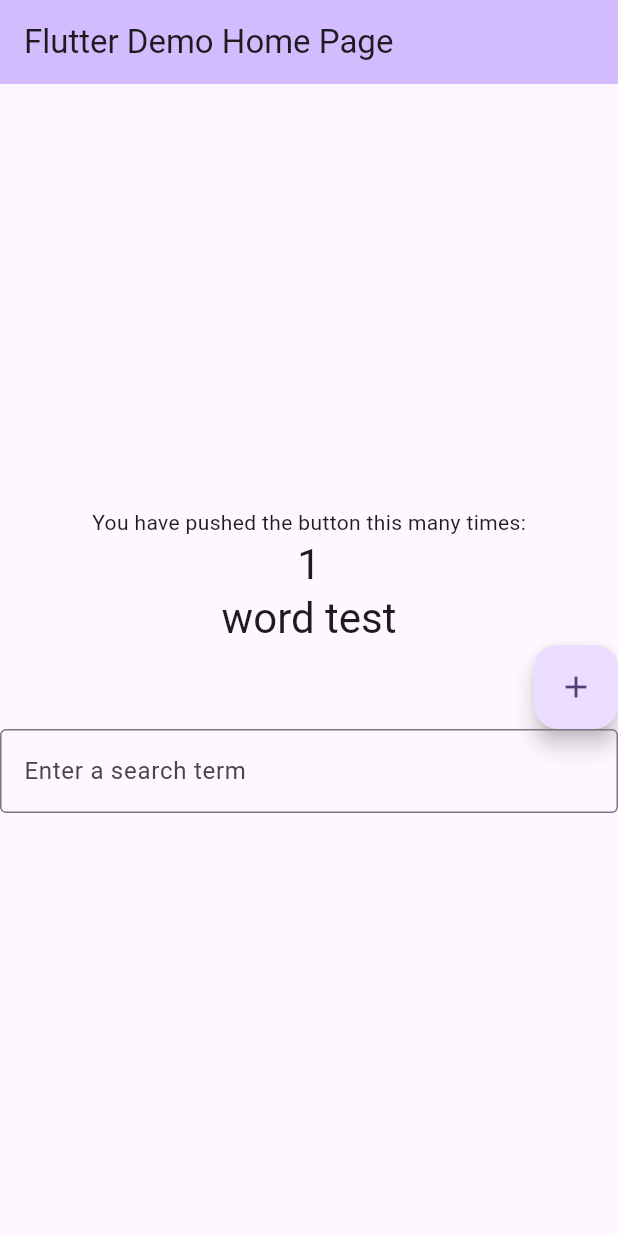
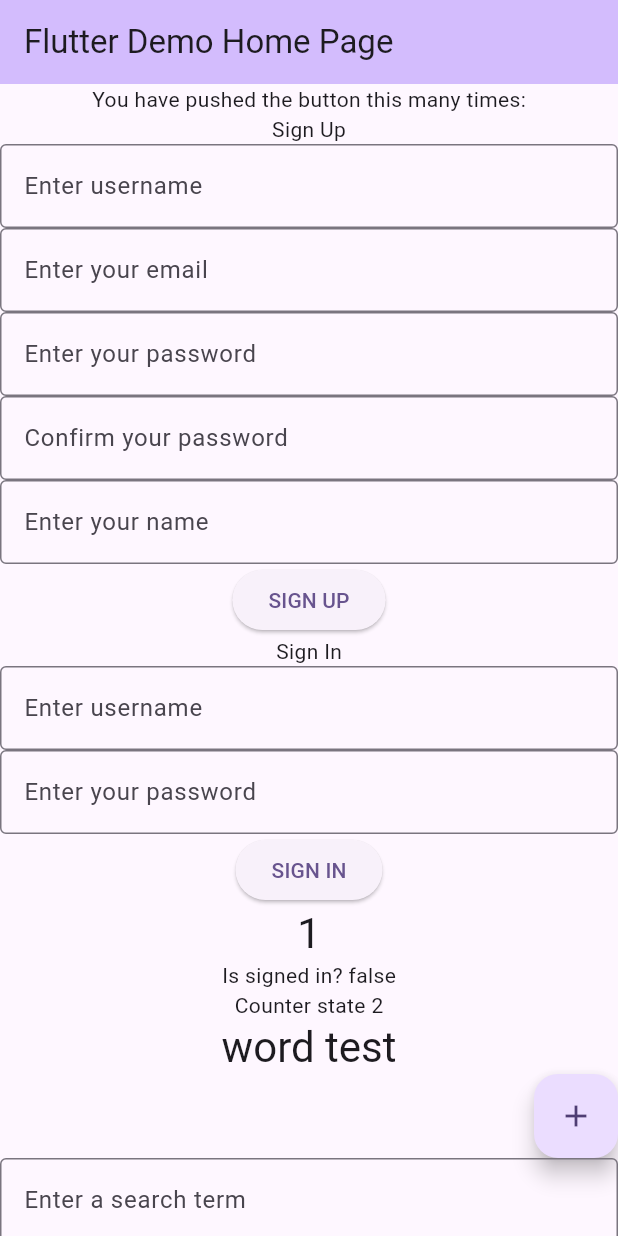
Before and after one commit to bhwong11/flutter-test, a Flutter app: the screen it shows after launch, after a tap on the "add" icon, on a phone screen of 412 x 824 dp. Run offline on Flutter 3.47's test engine with Material 3 defaults, Android fonts, the phone set to English and light mode, and no system bars; our stand-ins replace pocketbase; network calls fail.

Commit message:
got state counter working

```diff
--- a/lib/components/signin.dart
+++ b/lib/components/signin.dart
@@ -12,28 +12,12 @@ class SignIn extends StatefulWidget {
 
 class _SignInState extends State<SignIn> {
   String _username = '';
-  String _email = '';
   String _password = '';
-  String _confirmPassword = '';
-  String _name = '';
-
-  Future<void> _signUp() async {
-    final body = <String, dynamic>{
-      "username": _username,
-      "email": _email,
-      "password": _password,
-      "passwordConfirm": _confirmPassword,
-      "name": _name
-    };
-
-    final record = await pb.collection('users').create(body: body);
-    print(record);
-  }
 
   Future<void> _signIn() async {
     final authData = await pb
         .collection('users')
-        .authWithPassword('bob@example.com', '12345678');
+        .authWithPassword(_username, _password);
     print(authData);
   }
 
@@ -43,75 +27,66 @@ class _SignInState extends State<SignIn> {
     });
   }
 
+  void _setPassword(newText) {
+    setState(() {
+      _password = newText;
+    });
+  }
+
   @override
   Widget build(BuildContext context) {
     return Center(
       child: Center(
         // Center is a layout widget. It takes a single child and positions it
         // in the middle of the parent.
-        child: Column(
-          // Column is also a layout widget. It takes a list of children and
-          // arranges them vertically. By default, it sizes itself to fit its
-          // children horizontally, and tries to be as tall as its parent.
-          //
-          // Column has various properties to control how it sizes itself and
-          // how it positions its children. Here we use mainAxisAlignment to
-          // center the children vertically; the main axis here is the vertical
-          // axis because Columns are vertical (the cross axis would be
-          // horizontal).
-          //
-          // TRY THIS: Invoke "debug painting" (choose the "Toggle Debug Paint"
-          // action in the IDE, or press "p" in the console), to see the
-          // wireframe for each widget.
-          mainAxisAlignment: MainAxisAlignment.center,
-          crossAxisAlignment: CrossAxisAlignment.center,
-          children: <Widget>[
-            Column(
+        child: Container(
+          child: Column(
               mainAxisAlignment: MainAxisAlignment.end,
-              crossAxisAlignment: CrossAxisAlignment.end,
+              crossAxisAlignment: CrossAxisAlignment.center,
               children: <Widget>[
+                Text('Sign In'),
                 Padding(
                     padding: const EdgeInsets.all(0.0),
                     child: TextField(
                     decoration: const InputDecoration(
                       border: OutlineInputBorder(),
-                      hintText: 'Enter a search term',
+                      hintText: 'Enter username',
                     ),
                     onChanged: (text) {
-                      print('First text field: $text (${text.characters.length})');
-                      _addAToWord(text);
+                      _setUsername(text);
+                      print('First username field: $text');
                     },
+                  )
+                ),
+                Padding(
+                    padding: const EdgeInsets.all(0.0),
+                    child: TextField(
+                    decoration: const InputDecoration(
+                      border: OutlineInputBorder(),
+                      hintText: 'Enter your password',
+                    ),
+                    onChanged: (text) {
+                      _setPassword(text);
+                      print('First password field: $text');
+                    },
+                  )
+                ),
+                Padding(
+                    padding: const EdgeInsets.all(0.0),
+                    child: ElevatedButton(
+                    child: Text(
+                      "Sign In".toUpperCase(),
+                      style: TextStyle(fontSize: 14)
+                    ),
+                    onPressed: () => {
+                      _signIn()
+                    }
                   )
                 ),
               ]
             )
-          ],
         ),
       ),
-      // floatingActionButton: Column(
-      //   mainAxisAlignment: MainAxisAlignment.end,
-      //   crossAxisAlignment: CrossAxisAlignment.end,
-      //   children: <Widget>[
-      //     FloatingActionButton(
-      //       onPressed: _incrementCounter,
-      //       tooltip: 'Increment',
-      //       child: const Icon(Icons.add),
-      //     ), // This trailing comma makes auto-formatting nicer for build methods.
-      //      Padding(
-      //         padding: const EdgeInsets.all(0.0),
-      //         child: TextField(
-      //         decoration: const InputDecoration(
-      //           border: OutlineInputBorder(),
-      //           hintText: 'Enter a search term',
-      //         ),
-      //         onChanged: (text) {
-      //           print('First text field: $text (${text.characters.length})');
-      //           _addAToWord(text);
-      //         },
-      //       )
-      //     ),
-      //   ]
-      // )
     );
   }
 }
--- a/lib/components/signup.dart
+++ b/lib/components/signup.dart
@@ -0,0 +1,172 @@
+import 'package:flutter/material.dart';
+import 'package:pocketbase/pocketbase.dart';
+
+final pb = PocketBase('http://127.0.0.1:8090');
+
+class SignUp extends StatefulWidget {
+  const SignUp({super.key});
+
+  @override
+  State<SignUp> createState() => _SignUpState();
+}
+
+class _SignUpState extends State<SignUp> {
+  String _username = '';
+  String _email = '';
+  String _password = '';
+  String _confirmPassword = '';
+  String _name = '';
+
+  Future<void> _signUp() async {
+    final body = <String, dynamic>{
+      "username": _username,
+      "email": _email,
+      "password": _password,
+      "passwordConfirm": _confirmPassword,
+      "name": _name
+    };
+    // final body = <String, dynamic>{
+    //   "username": "Bob",
+    //   "email": "bob@example.com",
+    //   "password": "12345678",
+    //   "passwordConfirm": "12345678",
+    //   "name": "Bob Smith"
+    // };
+
+    final record = await pb.collection('users').create(body: body);
+    print(record);
+  }
+
+  Future<void> _signIn() async {
+    final authData = await pb
+        .collection('users')
+        .authWithPassword('bob@example.com', '12345678');
+    print(authData);
+  }
+
+  void _setUsername(newText) {
+    setState(() {
+      _username = newText;
+    });
+  }
+
+  void _setEmail(newText) {
+    setState(() {
+      _email = newText;
+    });
+  }
+
+  void _setPassword(newText) {
+    setState(() {
+      _password = newText;
+    });
+  }
+
+  void _setConfirmPassword(newText) {
+    setState(() {
+      _confirmPassword = newText;
+    });
+  }
+
+  void _setName(newText) {
+    setState(() {
+      _name = newText;
+    });
+  }
+
+  @override
+  Widget build(BuildContext context) {
+    return Center(
+      child: Center(
+        // Center is a layout widget. It takes a single child and positions it
+        // in the middle of the parent.
+        child: Container(
+          child: Column(
+              mainAxisAlignment: MainAxisAlignment.end,
+              crossAxisAlignment: CrossAxisAlignment.center,
+              children: <Widget>[
+                Text('Sign Up'),
+                Padding(
+                    padding: const EdgeInsets.all(0.0),
+                    child: TextField(
+                    decoration: const InputDecoration(
+                      border: OutlineInputBorder(),
+                      hintText: 'Enter username',
+                    ),
+                    onChanged: (text) {
+                      _setUsername(text);
+                      print('First username field: $text');
+                    },
+                  )
+                ),
+                Padding(
+                    padding: const EdgeInsets.all(0.0),
+                    child: TextField(
+                    decoration: const InputDecoration(
+                      border: OutlineInputBorder(),
+                      hintText: 'Enter your email',
+                    ),
+                    onChanged: (text) {
+                      _setEmail(text);
+                      print('First email field: $text');
+                    },
+                  )
+                ),
+                Padding(
+                    padding: const EdgeInsets.all(0.0),
+                    child: TextField(
+                    decoration: const InputDecoration(
+                      border: OutlineInputBorder(),
+                      hintText: 'Enter your password',
+                    ),
+                    onChanged: (text) {
+                      _setPassword(text);
+                      print('First password field: $text');
+                    },
+                  )
+                ),
+                Padding(
+                    padding: const EdgeInsets.all(0.0),
+                    child: TextField(
+                    decoration: const InputDecoration(
+                      border: OutlineInputBorder(),
+                      hintText: 'Confirm your password',
+                    ),
+                    onChanged: (text) {
+                      _setConfirmPassword(text);
+                      print('First confirm password field: $text');
+                    },
+                  )
+                ),
+                Padding(
+                    padding: const EdgeInsets.all(0.0),
+                    child: TextField(
+                    decoration: const InputDecoration(
+                      border: OutlineInputBorder(),
+                      hintText: 'Enter your name',
+                    ),
+                    onChanged: (text) {
+                      _setName(text);
+                      print('First name password field: $text');
+                    },
+                  )
+                ),
+                Padding(
+                    padding: const EdgeInsets.all(0.0),
+                    child: ElevatedButton(
+                    child: Text(
+                      "Sign Up".toUpperCase(),
+                      style: TextStyle(fontSize: 14)
+                    ),
+                    onPressed: () => {
+                      _signUp()
+                    }
+                  )
+                ),
+              ]
+            )
+        ),
+      ),
+    );
+  }
+}
--- a/lib/main.dart
+++ b/lib/main.dart
@@ -1,10 +1,21 @@
 import 'package:flutter/material.dart';
 import 'package:pocketbase/pocketbase.dart';
+import 'package:provider/provider.dart';
+import 'package:flutter_application_1/components/signup.dart';
+import 'package:flutter_application_1/components/signin.dart';
+import 'package:flutter_application_1/providers/AuthProvider.dart';
 
 final pb = PocketBase('http://127.0.0.1:8090');
 
 void main() {
-  runApp(const MyApp());
+  runApp(
+    MultiProvider(
+      providers: [
+        ChangeNotifierProvider(create: (_) => IsLoggedInProvider()),
+      ],
+      child: const MyApp()
+    )
+  );
 }
 
 class MyApp extends StatelessWidget {
@@ -154,10 +165,14 @@ class _MyHomePageState extends State<MyHomePage> {
             const Text(
               'You have pushed the button this many times:',
             ),
+            const SignUp(),
+            const SignIn(),
             Text(
               '$_counter',
               style: Theme.of(context).textTheme.headlineMedium,
             ),
+            Text('Is signed in? ${pb.authStore.isValid}'),
+            Text('Counter state ${context.read<IsLoggedInProvider>().count}'),
             Text(
               _word,
               style: Theme.of(context).textTheme.headlineMedium,
@@ -167,7 +182,11 @@ class _MyHomePageState extends State<MyHomePage> {
               crossAxisAlignment: CrossAxisAlignment.end,
               children: <Widget>[
                 FloatingActionButton(
-                  onPressed: _incrementCounter,
+                  onPressed: () {
+                    int currentCount = context.read<IsLoggedInProvider>().count;
+                    context.read<IsLoggedInProvider>().incrementCount(currentCount+2);
+                    _incrementCounter();
+                  },
                   tooltip: 'Increment',
                   child: const Icon(Icons.add),
                 ), // This trailing comma makes auto-formatting nicer for build methods.
--- /dev/null
+++ b/lib/providers/AuthProvider.dart
@@ -0,0 +1,21 @@
+import 'package:flutter/material.dart';
+
+class IsLoggedInProvider extends ChangeNotifier {
+  bool _isLoggedIn = false;
+
+  bool get isLoggedIn => _isLoggedIn;
+
+  set setIsLoggedIn (bool newIsLoggedIn) {
+    _isLoggedIn = newIsLoggedIn;
+    notifyListeners();
+  }
+
+  int _count = 0;
+
+  int get count => _count;
+
+  void incrementCount (int newCount) {
+    _count = newCount;
+    notifyListeners();
+  }
+}
--- a/pubspec.yaml
+++ b/pubspec.yaml
@@ -36,6 +36,7 @@ dependencies:
   # Use with the CupertinoIcons class for iOS style icons.
   cupertino_icons: ^1.0.6
   pocketbase: ^0.18.0
+  provider: ^6.1.2
 
 dev_dependencies:
   flutter_test:
```
Also changed, not shown: pubspec.lock.
